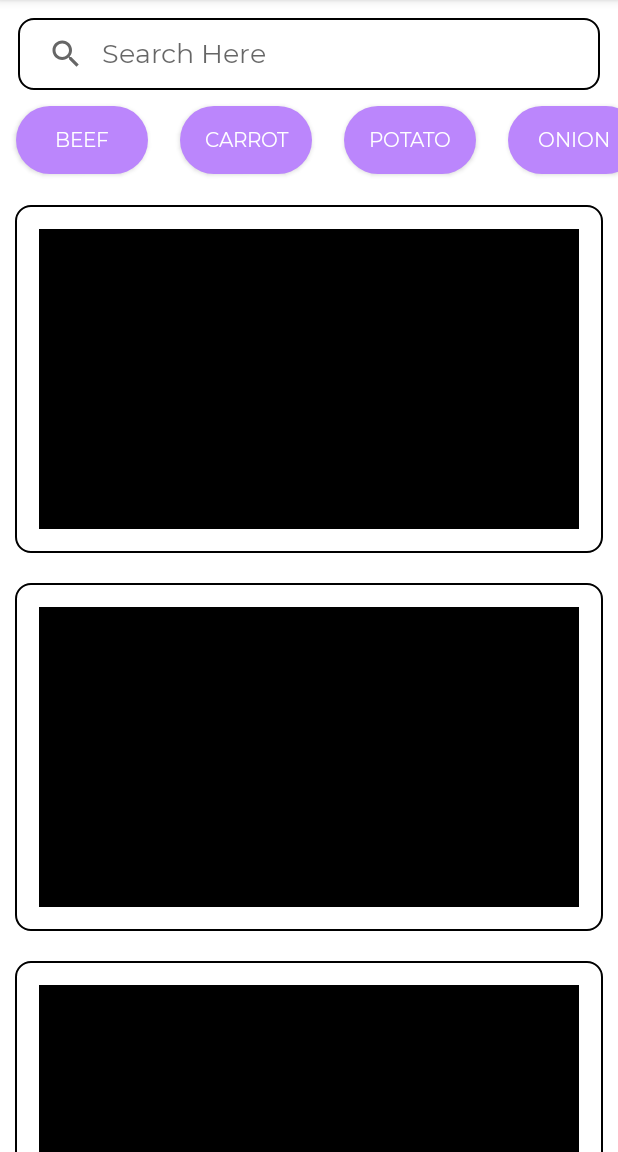
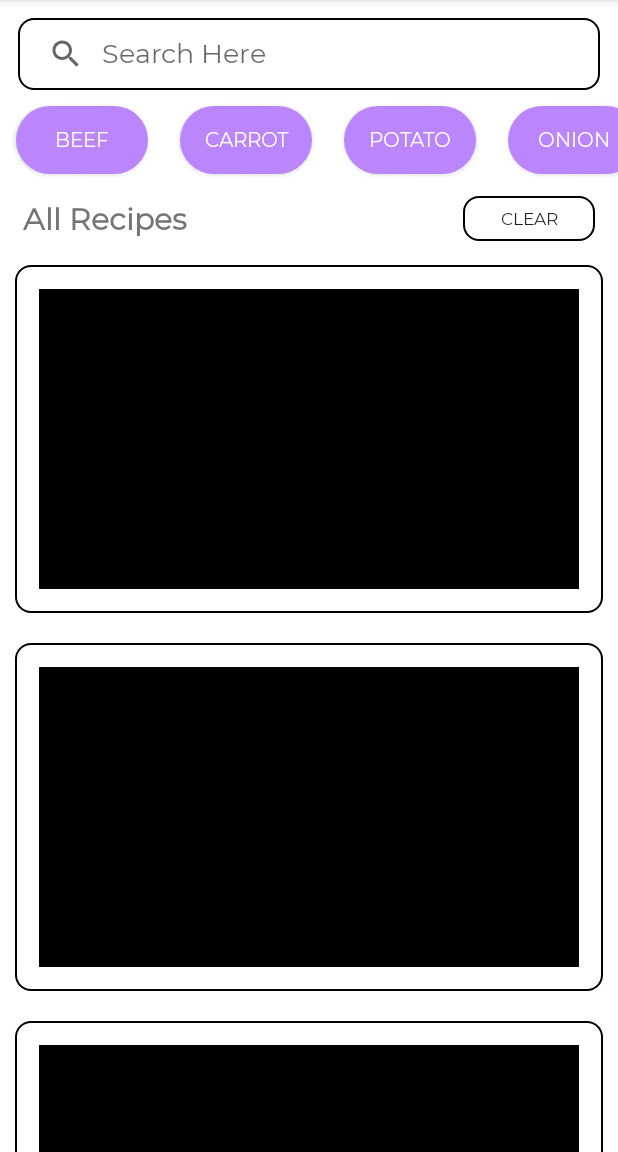
Before and after one commit to jay-rathod119/foodrecipeapp, an Android app: the screen it shows after launch (MainActivity), on a phone screen of 412 x 824 dp, the part 84-1236 px from its top. Run offline under Robolectric (Android 15) with nearby library versions, the phone set to English and light mode, and no system bars; our stand-ins replace Shimmer; pictures from the network do not load; 2 statements that could not run were skipped.

Commit message:
changes commit

```diff
--- a/app/src/main/java/com/solutelabs/foodrecipeapp/adapter/RecipeAdapter.kt
+++ b/app/src/main/java/com/solutelabs/foodrecipeapp/adapter/RecipeAdapter.kt
@@ -63,6 +63,10 @@ class RecipeAdapter(private val context: Context, var recipes: List<Recipe>, pri
         return if (isLoading || recipes.isEmpty()) VIEW_TYPE_SHIMMER else VIEW_TYPE_RECIPE
     }
 
+    fun getCheckedRecipes(): MutableMap<Int, Boolean> {
+        return checkedStateMap
+    }
+
     fun addRecipes(newRecipes: List<Recipe>) {
         val oldSize = recipes.size
         recipes += newRecipes
--- a/app/src/main/java/com/solutelabs/foodrecipeapp/fragments/HomeFragment.kt
+++ b/app/src/main/java/com/solutelabs/foodrecipeapp/fragments/HomeFragment.kt
@@ -4,6 +4,7 @@ import android.os.Bundle
 import android.view.LayoutInflater
 import android.view.View
 import android.view.ViewGroup
+import android.widget.Toast
 import androidx.recyclerview.widget.LinearLayoutManager
 import androidx.recyclerview.widget.RecyclerView
 import com.solutelabs.foodrecipeapp.*
@@ -71,6 +72,10 @@ class HomeFragment : BaseFragment(), RecipeAdapter.RecipeItemClickListener {
         binding.horizontalScrollViewButton.apply {
             layoutManager = LinearLayoutManager(requireContext(), LinearLayoutManager.HORIZONTAL, false)
             adapter = buttonAdapter
+        }
+
+        binding.clearButton.setOnClickListener {
+            clearSavedRecipes()
         }
 
         binding.searchView.setOnQueryTextListener(object : androidx.appcompat.widget.SearchView.OnQueryTextListener {
@@ -185,6 +190,17 @@ class HomeFragment : BaseFragment(), RecipeAdapter.RecipeItemClickListener {
         fragment.replaceFragmentWithDetailFragment(requireActivity().supportFragmentManager,DetailFragment(),Constants.constDetailFragment)
     }
 
+    fun clearSavedRecipes(){
+        val checkedRecipes = adapter.getCheckedRecipes()
+        if (checkedRecipes.isEmpty()) {
+            showSnackBar(getString(R.string.no_saved_recipes))
+        } else {
+            checkedRecipes.clear()
+            adapter.notifyDataSetChanged()
+            showSnackBar(getString(R.string.cleared_saved_recipes))
+        }
+    }
+
     private fun performSearch(query: String) {
         pageNum = 1
         getRecipes(pageNum, query)
--- a/app/src/main/res/layout/fragment_home.xml
+++ b/app/src/main/res/layout/fragment_home.xml
@@ -11,7 +11,7 @@
         android:id="@+id/searchView"
         android:layout_width="match_parent"
         android:layout_height="wrap_content"
-        app:defaultQueryHint="Search Here"
+        app:defaultQueryHint="@string/search_here"
         android:background="@drawable/border"
         app:layout_constraintTop_toTopOf="parent"
         android:layout_margin="@dimen/dp_12"
@@ -30,21 +30,44 @@
         android:scrollbars="horizontal"
         app:layout_constraintTop_toBottomOf="@+id/searchView">
 
+    </androidx.recyclerview.widget.RecyclerView>
 
-    </androidx.recyclerview.widget.RecyclerView>
+    <androidx.appcompat.widget.AppCompatTextView
+        android:layout_width="wrap_content"
+        android:layout_height="@dimen/dp_30"
+        android:text="@string/all_recipes"
+        android:textSize="@dimen/sp_20"
+        android:textStyle="bold"
+        android:layout_marginTop="@dimen/dp_5"
+        android:layout_marginStart="@dimen/dp_15"
+        app:layout_constraintTop_toBottomOf="@+id/horizontalScrollViewButton"
+        app:layout_constraintStart_toStartOf="parent"
+        />
+
+    <androidx.appcompat.widget.AppCompatButton
+        android:id="@+id/clearButton"
+        android:layout_width="wrap_content"
+        android:layout_height="@dimen/dp_30"
+        android:textSize="@dimen/sp_11"
+        android:text="@string/clear"
+        android:background="@drawable/border"
+        app:layout_constraintTop_toBottomOf="@+id/horizontalScrollViewButton"
+        app:layout_constraintEnd_toEndOf="@+id/recycleViewRecipeList"
+        android:layout_marginTop="@dimen/dp_4"
+        android:layout_marginEnd="@dimen/dp_15"
+        android:layout_marginBottom="@dimen/dp_4"/>
 
 
     <androidx.recyclerview.widget.RecyclerView
         android:id="@+id/recycleViewRecipeList"
-        android:layout_width="0dp"
-        android:layout_height="0dp"
+        android:layout_width="@dimen/dp_0"
+        android:layout_height="@dimen/dp_0"
         app:layout_constraintBottom_toBottomOf="parent"
         app:layout_constraintEnd_toEndOf="parent"
         app:layout_constraintStart_toStartOf="parent"
         android:scrollbars="vertical"
-        app:layout_constraintTop_toBottomOf="@+id/horizontalScrollViewButton" />
-
-
+        android:layout_marginTop="@dimen/dp_6"
+        app:layout_constraintTop_toBottomOf="@+id/clearButton" />
 
     <include layout="@layout/item_layout_no_data"
         android:id="@+id/no_data_layout"
--- a/app/src/main/res/values/strings.xml
+++ b/app/src/main/res/values/strings.xml
@@ -20,4 +20,9 @@
     <string name="saved">Saved</string>
     <string name="beef_carrot_potato_onion">beef carrot potato onion</string>
     <string name="save">Save</string>
+    <string name="clear">Clear</string>
+    <string name="all_recipes">All Recipes</string>
+    <string name="cleared_saved_recipes">Cleared Saved Recipes</string>
+    <string name="no_saved_recipes">No saved recipes</string>
+    <string name="search_here">Search Here</string>
 </resources>
```
